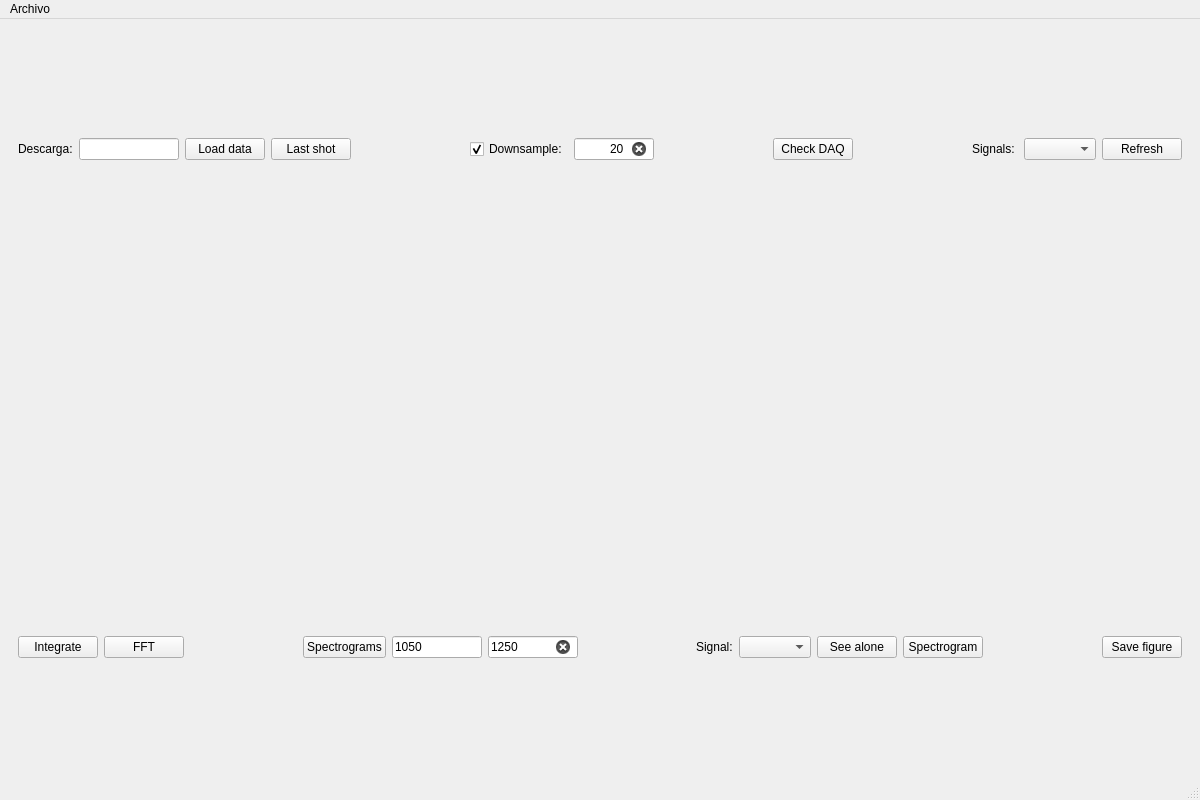
pponsv/mirnov_viewer, file ui/MainWindow.ui: the form before one commit.
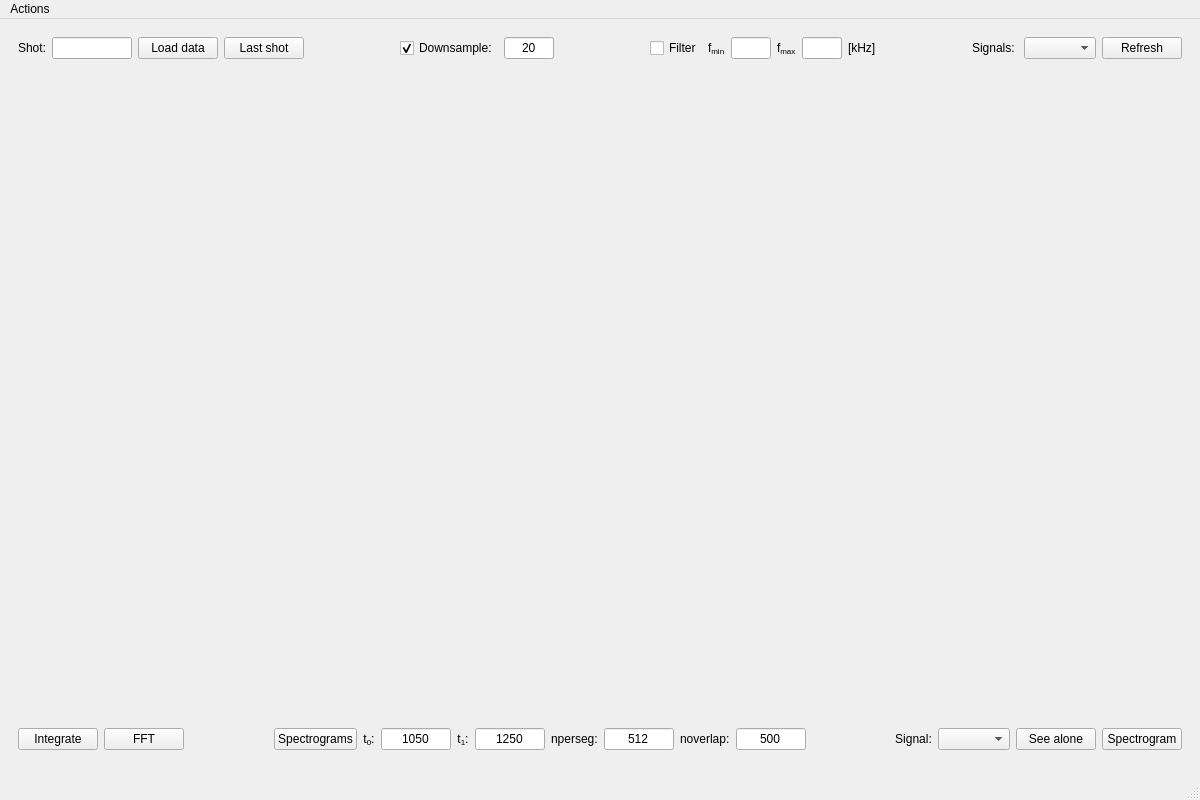
The form after the commit. Custom widgets are drawn as their Qt base class.

Commit message: Spectrogram improvements, added filter to ui (not implemented)

The edit to the form file:
```diff
--- a/ui/MainWindow.ui
+++ b/ui/MainWindow.ui
@@ -23,24 +23,30 @@
    <layout class="QGridLayout" name="gridLayout">
     <item row="0" column="0">
      <widget class="QWidget" name="topwidget" native="true">
+      <property name="sizePolicy">
+       <sizepolicy hsizetype="Expanding" vsizetype="Minimum">
+        <horstretch>0</horstretch>
+        <verstretch>0</verstretch>
+       </sizepolicy>
+      </property>
+      <property name="maximumSize">
+       <size>
+        <width>16777215</width>
+        <height>40</height>
+       </size>
+      </property>
       <layout class="QGridLayout" name="gridLayout_2">
-       <item row="0" column="7">
-        <spacer name="horizontalSpacer_3">
-         <property name="orientation">
-          <enum>Qt::Horizontal</enum>
+       <item row="0" column="8">
+        <widget class="QCheckBox" name="filterCheckbox">
+         <property name="text">
+          <string>Filter</string>
          </property>
-         <property name="sizeHint" stdset="0">
-          <size>
-           <width>40</width>
-           <height>20</height>
-          </size>
-         </property>
-        </spacer>
+        </widget>
        </item>
-       <item row="0" column="13">
-        <widget class="QPushButton" name="refreshButton">
+       <item row="0" column="9">
+        <widget class="QLabel" name="label_8">
          <property name="text">
-          <string>Refresh</string>
+          <string>&lt;html&gt;&lt;head/&gt;&lt;body&gt;&lt;p&gt;f&lt;span style=&quot; vertical-align:sub;&quot;&gt;min&lt;/span&gt;&lt;/p&gt;&lt;/body&gt;&lt;/html&gt;</string>
          </property>
         </widget>
        </item>
@@ -51,13 +57,6 @@
          </property>
         </widget>
        </item>
-       <item row="0" column="10">
-        <widget class="QLabel" name="label_2">
-         <property name="text">
-          <string>Signals: </string>
-         </property>
-        </widget>
-       </item>
        <item row="0" column="0">
         <widget class="QLabel" name="label">
          <property name="maximumSize">
@@ -67,7 +66,137 @@
           </size>
          </property>
          <property name="text">
-          <string>Descarga:</string>
+          <string>Shot:</string>
+         </property>
+        </widget>
+       </item>
+       <item row="0" column="7">
+        <spacer name="horizontalSpacer_2">
+         <property name="orientation">
+          <enum>Qt::Horizontal</enum>
+         </property>
+         <property name="sizeHint" stdset="0">
+          <size>
+           <width>40</width>
+           <height>20</height>
+          </size>
+         </property>
+        </spacer>
+       </item>
+       <item row="0" column="15">
+        <widget class="QLabel" name="signalsLabel">
+         <property name="text">
+          <string>Signals: </string>
+         </property>
+        </widget>
+       </item>
+       <item row="0" column="12">
+        <widget class="QLineEdit" name="filterFMax">
+         <property name="sizePolicy">
+          <sizepolicy hsizetype="Fixed" vsizetype="Fixed">
+           <horstretch>0</horstretch>
+           <verstretch>0</verstretch>
+          </sizepolicy>
+         </property>
+         <property name="minimumSize">
+          <size>
+           <width>20</width>
+           <height>0</height>
+          </size>
+         </property>
+         <property name="maximumSize">
+          <size>
+           <width>40</width>
+           <height>16777215</height>
+          </size>
+         </property>
+         <property name="baseSize">
+          <size>
+           <width>40</width>
+           <height>0</height>
+          </size>
+         </property>
+        </widget>
+       </item>
+       <item row="0" column="10">
+        <widget class="QLineEdit" name="filterFMin">
+         <property name="sizePolicy">
+          <sizepolicy hsizetype="Fixed" vsizetype="Fixed">
+           <horstretch>0</horstretch>
+           <verstretch>0</verstretch>
+          </sizepolicy>
+         </property>
+         <property name="minimumSize">
+          <size>
+           <width>20</width>
+           <height>0</height>
+          </size>
+         </property>
+         <property name="maximumSize">
+          <size>
+           <width>40</width>
+           <height>16777215</height>
+          </size>
+         </property>
+         <property name="baseSize">
+          <size>
+           <width>40</width>
+           <height>0</height>
+          </size>
+         </property>
+        </widget>
+       </item>
+       <item row="0" column="5">
+        <widget class="QCheckBox" name="downsampleBox">
+         <property name="text">
+          <string>Downsample:</string>
+         </property>
+         <property name="checked">
+          <bool>true</bool>
+         </property>
+        </widget>
+       </item>
+       <item row="0" column="14">
+        <spacer name="horizontalSpacer_3">
+         <property name="orientation">
+          <enum>Qt::Horizontal</enum>
+         </property>
+         <property name="sizeHint" stdset="0">
+          <size>
+           <width>40</width>
+           <height>20</height>
+          </size>
+         </property>
+        </spacer>
+       </item>
+       <item row="0" column="1">
+        <widget class="QLineEdit" name="shotNumberInput">
+         <property name="maximumSize">
+          <size>
+           <width>80</width>
+           <height>22</height>
+          </size>
+         </property>
+        </widget>
+       </item>
+       <item row="0" column="2">
+        <widget class="QPushButton" name="loadDataButton">
+         <property name="text">
+          <string>Load data</string>
+         </property>
+        </widget>
+       </item>
+       <item row="0" column="16">
+        <widget class="QComboBox" name="signalArraySelector">
+         <property name="editable">
+          <bool>false</bool>
+         </property>
+        </widget>
+       </item>
+       <item row="0" column="18">
+        <widget class="QPushButton" name="refreshButton">
+         <property name="text">
+          <string>Refresh</string>
          </property>
         </widget>
        </item>
@@ -81,13 +210,13 @@
          </property>
          <property name="minimumSize">
           <size>
-           <width>80</width>
+           <width>50</width>
            <height>22</height>
           </size>
          </property>
          <property name="maximumSize">
           <size>
-           <width>80</width>
+           <width>50</width>
            <height>22</height>
           </size>
          </property>
@@ -101,20 +230,13 @@
           <string>20</string>
          </property>
          <property name="alignment">
-          <set>Qt::AlignRight|Qt::AlignTrailing|Qt::AlignVCenter</set>
+          <set>Qt::AlignCenter</set>
          </property>
          <property name="placeholderText">
           <string>Factor</string>
          </property>
          <property name="clearButtonEnabled">
-          <bool>true</bool>
-         </property>
-        </widget>
-       </item>
-       <item row="0" column="2">
-        <widget class="QPushButton" name="loadDataButton">
-         <property name="text">
-          <string>Load data</string>
+          <bool>false</bool>
          </property>
         </widget>
        </item>
@@ -131,92 +253,49 @@
          </property>
         </spacer>
        </item>
-       <item row="0" column="1">
-        <widget class="QLineEdit" name="shotNumberInput">
-         <property name="maximumSize">
-          <size>
-           <width>100</width>
-           <height>16777215</height>
-          </size>
-         </property>
-        </widget>
-       </item>
-       <item row="0" column="5">
-        <widget class="QCheckBox" name="downsampleBox">
-         <property name="text">
-          <string>Downsample:</string>
-         </property>
-         <property name="checked">
-          <bool>true</bool>
-         </property>
-        </widget>
-       </item>
        <item row="0" column="11">
-        <widget class="QComboBox" name="signalArraySelector">
-         <property name="editable">
-          <bool>false</bool>
+        <widget class="QLabel" name="label_9">
+         <property name="text">
+          <string>&lt;html&gt;&lt;head/&gt;&lt;body&gt;&lt;p&gt;f&lt;span style=&quot; vertical-align:sub;&quot;&gt;max&lt;/span&gt;&lt;/p&gt;&lt;/body&gt;&lt;/html&gt;</string>
          </property>
         </widget>
        </item>
-       <item row="0" column="8">
-        <widget class="QPushButton" name="DAQButton">
+       <item row="0" column="13">
+        <widget class="QLabel" name="label_10">
          <property name="text">
-          <string>Check DAQ</string>
+          <string>&lt;html&gt;&lt;head/&gt;&lt;body&gt;&lt;p&gt;[kHz]&lt;/p&gt;&lt;/body&gt;&lt;/html&gt;</string>
          </property>
         </widget>
        </item>
-       <item row="0" column="9">
-        <spacer name="horizontalSpacer_6">
-         <property name="orientation">
-          <enum>Qt::Horizontal</enum>
-         </property>
-         <property name="sizeHint" stdset="0">
-          <size>
-           <width>40</width>
-           <height>20</height>
-          </size>
-         </property>
-        </spacer>
-       </item>
       </layout>
      </widget>
     </item>
     <item row="2" column="0">
      <widget class="QWidget" name="bottomwidget" native="true">
+      <property name="sizePolicy">
+       <sizepolicy hsizetype="Expanding" vsizetype="Minimum">
+        <horstretch>0</horstretch>
+        <verstretch>0</verstretch>
+       </sizepolicy>
+      </property>
+      <property name="maximumSize">
+       <size>
+        <width>16777215</width>
+        <height>60</height>
+       </size>
+      </property>
       <layout class="QGridLayout" name="gridLayout_3">
-       <item row="1" column="1">
-        <widget class="QPushButton" name="fftButton">
+       <item row="1" column="6">
+        <widget class="QLabel" name="label_5">
          <property name="text">
-          <string>FFT</string>
+          <string>t&lt;sub&gt;1&lt;/sub&gt;:</string>
+         </property>
+         <property name="alignment">
+          <set>Qt::AlignCenter</set>
          </property>
         </widget>
        </item>
        <item row="1" column="5">
-        <widget class="QLineEdit" name="upperTLim">
-         <property name="minimumSize">
-          <size>
-           <width>90</width>
-           <height>22</height>
-          </size>
-         </property>
-         <property name="maximumSize">
-          <size>
-           <width>90</width>
-           <height>22</height>
-          </size>
-         </property>
-         <property name="text">
-          <string>1250</string>
-         </property>
-         <property name="placeholderText">
-          <string>Upper limit [ms]</string>
-         </property>
-         <property name="clearButtonEnabled">
-          <bool>true</bool>
-         </property>
-        </widget>
-       </item>
-       <item row="1" column="4">
         <widget class="QLineEdit" name="lowerTLim">
          <property name="sizePolicy">
           <sizepolicy hsizetype="Expanding" vsizetype="Fixed">
@@ -226,13 +305,13 @@
          </property>
          <property name="minimumSize">
           <size>
-           <width>90</width>
+           <width>70</width>
            <height>22</height>
           </size>
          </property>
          <property name="maximumSize">
           <size>
-           <width>90</width>
+           <width>70</width>
            <height>22</height>
           </size>
          </property>
@@ -245,26 +324,106 @@
          <property name="text">
           <string>1050</string>
          </property>
+         <property name="alignment">
+          <set>Qt::AlignCenter</set>
+         </property>
          <property name="placeholderText">
           <string>Lower limit [ms]</string>
          </property>
         </widget>
        </item>
-       <item row="1" column="11">
+       <item row="1" column="2">
+        <spacer name="horizontalSpacer_4">
+         <property name="orientation">
+          <enum>Qt::Horizontal</enum>
+         </property>
+         <property name="sizeHint" stdset="0">
+          <size>
+           <width>40</width>
+           <height>20</height>
+          </size>
+         </property>
+        </spacer>
+       </item>
+       <item row="1" column="0">
+        <widget class="QPushButton" name="integrateDataButton">
+         <property name="text">
+          <string>Integrate</string>
+         </property>
+        </widget>
+       </item>
+       <item row="1" column="4">
+        <widget class="QLabel" name="label_3">
+         <property name="text">
+          <string>t&lt;sub&gt;0&lt;/sub&gt;:</string>
+         </property>
+         <property name="alignment">
+          <set>Qt::AlignCenter</set>
+         </property>
+        </widget>
+       </item>
+       <item row="1" column="15">
         <widget class="QPushButton" name="seeAloneButton">
          <property name="text">
           <string>See alone</string>
          </property>
         </widget>
        </item>
-       <item row="1" column="9">
-        <widget class="QLabel" name="label_4">
+       <item row="1" column="12">
+        <spacer name="horizontalSpacer_5">
+         <property name="orientation">
+          <enum>Qt::Horizontal</enum>
+         </property>
+         <property name="sizeHint" stdset="0">
+          <size>
+           <width>40</width>
+           <height>20</height>
+          </size>
+         </property>
+        </spacer>
+       </item>
+       <item row="1" column="7">
+        <widget class="QLineEdit" name="upperTLim">
+         <property name="minimumSize">
+          <size>
+           <width>70</width>
+           <height>22</height>
+          </size>
+         </property>
+         <property name="maximumSize">
+          <size>
+           <width>70</width>
+           <height>22</height>
+          </size>
+         </property>
+         <property name="baseSize">
+          <size>
+           <width>70</width>
+           <height>22</height>
+          </size>
+         </property>
          <property name="text">
-          <string>Signal:</string>
+          <string>1250</string>
          </property>
+         <property name="alignment">
+          <set>Qt::AlignCenter</set>
+         </property>
+         <property name="placeholderText">
+          <string>Upper limit [ms]</string>
+         </property>
+         <property name="clearButtonEnabled">
+          <bool>false</bool>
+         </property>
         </widget>
        </item>
-       <item row="1" column="10">
+       <item row="1" column="1">
+        <widget class="QPushButton" name="fftButton">
+         <property name="text">
+          <string>FFT</string>
+         </property>
+        </widget>
+       </item>
+       <item row="1" column="14">
         <widget class="QComboBox" name="coilDataRetrievalSelector"/>
        </item>
        <item row="1" column="3">
@@ -274,66 +433,87 @@
          </property>
         </widget>
        </item>
-       <item row="1" column="13">
-        <spacer name="horizontalSpacer_2">
-         <property name="orientation">
-          <enum>Qt::Horizontal</enum>
-         </property>
-         <property name="sizeHint" stdset="0">
-          <size>
-           <width>40</width>
-           <height>20</height>
-          </size>
-         </property>
-        </spacer>
-       </item>
-       <item row="1" column="6">
-        <spacer name="horizontalSpacer_5">
-         <property name="orientation">
-          <enum>Qt::Horizontal</enum>
-         </property>
-         <property name="sizeHint" stdset="0">
-          <size>
-           <width>40</width>
-           <height>20</height>
-          </size>
-         </property>
-        </spacer>
-       </item>
-       <item row="1" column="14">
-        <widget class="QPushButton" name="saveButton">
-         <property name="text">
-          <string>Save figure</string>
-         </property>
-        </widget>
-       </item>
-       <item row="1" column="0">
-        <widget class="QPushButton" name="integrateDataButton">
-         <property name="text">
-          <string>Integrate</string>
-         </property>
-        </widget>
-       </item>
-       <item row="1" column="2">
-        <spacer name="horizontalSpacer_4">
-         <property name="orientation">
-          <enum>Qt::Horizontal</enum>
-         </property>
-         <property name="sizeHint" stdset="0">
-          <size>
-           <width>40</width>
-           <height>20</height>
-          </size>
-         </property>
-        </spacer>
-       </item>
-       <item row="1" column="12">
+       <item row="1" column="16">
         <widget class="QPushButton" name="singleSpectrogramButton">
          <property name="text">
           <string>Spectrogram</string>
          </property>
         </widget>
        </item>
+       <item row="1" column="9">
+        <widget class="QLineEdit" name="spgramNperseg">
+         <property name="maximumSize">
+          <size>
+           <width>70</width>
+           <height>22</height>
+          </size>
+         </property>
+         <property name="text">
+          <string>512</string>
+         </property>
+         <property name="alignment">
+          <set>Qt::AlignCenter</set>
+         </property>
+         <property name="placeholderText">
+          <string>nperseg</string>
+         </property>
+        </widget>
+       </item>
+       <item row="1" column="8">
+        <widget class="QLabel" name="label_6">
+         <property name="text">
+          <string>nperseg:</string>
+         </property>
+        </widget>
+       </item>
+       <item row="1" column="11">
+        <widget class="QLineEdit" name="spgramNoverlap">
+         <property name="sizePolicy">
+          <sizepolicy hsizetype="Expanding" vsizetype="Fixed">
+           <horstretch>0</horstretch>
+           <verstretch>0</verstretch>
+          </sizepolicy>
+         </property>
+         <property name="minimumSize">
+          <size>
+           <width>70</width>
+           <height>22</height>
+          </size>
+         </property>
+         <property name="maximumSize">
+          <size>
+           <width>70</width>
+           <height>22</height>
+          </size>
+         </property>
+         <property name="text">
+          <string>500</string>
+         </property>
+         <property name="alignment">
+          <set>Qt::AlignCenter</set>
+         </property>
+         <property name="placeholderText">
+          <string>noverlap</string>
+         </property>
+        </widget>
+       </item>
+       <item row="1" column="10">
+        <widget class="QLabel" name="label_7">
+         <property name="text">
+          <string>noverlap:</string>
+         </property>
+        </widget>
+       </item>
+       <item row="1" column="13">
+        <widget class="QLabel" name="label_4">
+         <property name="text">
+          <string>Signal:</string>
+         </property>
+         <property name="alignment">
+          <set>Qt::AlignCenter</set>
+         </property>
+        </widget>
+       </item>
       </layout>
      </widget>
     </item>
@@ -358,7 +538,7 @@
    </property>
    <widget class="QMenu" name="menuArchivo">
     <property name="title">
-     <string>Archivo</string>
+     <string>Actions</string>
     </property>
    </widget>
    <addaction name="menuArchivo"/>
```
Left out of the diff: 30 changed lines with no effect on the pictures. The commit also changes 5 other files.
